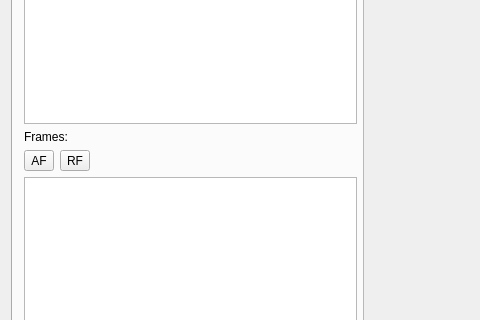
The window that mainwindow.ui (lvklabs/sprite-animator-tool) describes before a commit, drawn with Qt 5; both pictures show x 0 to 480 and y 257 to 577 of the 1199 by 746 pixel window.
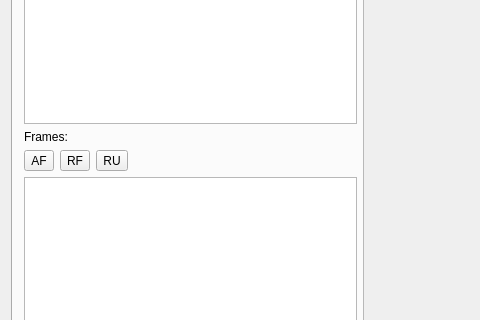
The same window after the commit. The open tabs and pages were chosen to show the change. Icons and pictures are not drawn. Custom widgets are drawn as their Qt base class.

Commit message: Implemented RemoveAllUnusedFrames

What changed in the file:
```diff
--- a/mainwindow.ui
+++ b/mainwindow.ui
@@ -376,6 +376,19 @@
               </property>
              </widget>
             </item>
+            <item>
+             <widget class="QToolButton" name="removeAllUnusedFramesButton">
+              <property name="toolTip">
+               <string>Remove all unused frames.</string>
+              </property>
+              <property name="whatsThis">
+               <string>Remove all unused frames. A frame is considered unused if it does not belong to any animation.</string>
+              </property>
+              <property name="text">
+               <string>RU</string>
+              </property>
+             </widget>
+            </item>
             <item>
              <spacer name="horizontalSpacer_2">
               <property name="orientation">
```
Left out of the diff: 16 changed lines with no effect on the pictures. The commit also changes 2 other files.
